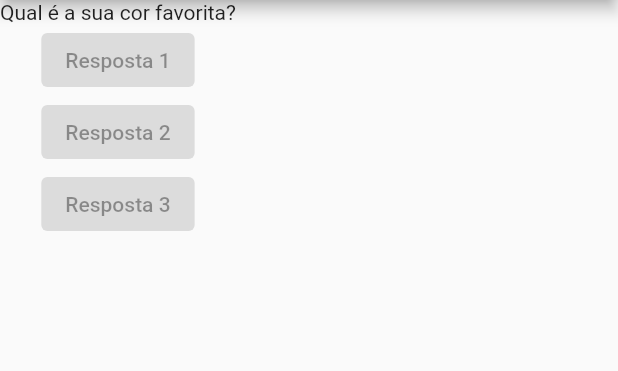
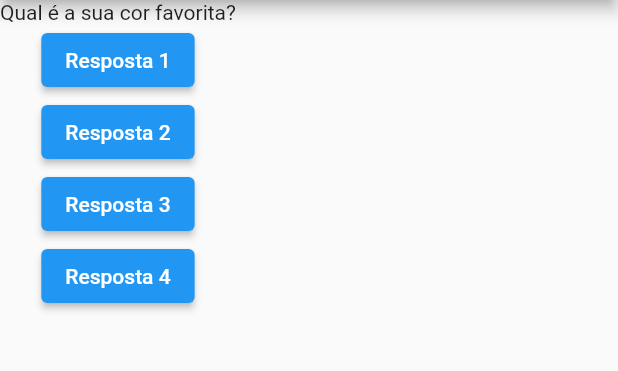
Before and after one commit to adejar12/flutter, a Flutter app: the screen it shows after launch, on a phone screen of 412 x 824 dp, the part 84-455 px from its top. Run offline on Flutter 3.47's test engine with Material 2 defaults, Android fonts, the phone set to English and light mode, and no system bars.

Commit message:
chore: exemplos de diferentres formas de invocar uma função no onPressed

```diff
--- a/projeto_perguntas/lib/main.dart
+++ b/projeto_perguntas/lib/main.dart
@@ -7,13 +7,17 @@ main() {
 }
 
 class PerguntaApp extends StatelessWidget {
-  final List<String> perguntas = [
-    'Qual é a sua cor favorita?',
-    'Qual é o seu animal favorito?'
-  ];
+  void responder() {
+    print('pergunta respondida!');
+  }
 
   @override
   Widget build(BuildContext context) {
+    final List<String> perguntas = [
+      'Qual é a sua cor favorita?',
+      'Qual é o seu animal favorito?'
+    ];
+
     return MaterialApp(
       home: Scaffold(
         appBar: AppBar(
@@ -22,9 +26,15 @@ class PerguntaApp extends StatelessWidget {
         body: Column(
           children: [
             Text(perguntas[0]),
-            ElevatedButton(onPressed: null, child: Text('Resposta 1')),
-            ElevatedButton(onPressed: null, child: Text('Resposta 2')),
-            ElevatedButton(onPressed: null, child: Text('Resposta 3'))
+            ElevatedButton(onPressed: responder, child: Text('Resposta 1')),
+            ElevatedButton(onPressed: responder, child: Text('Resposta 2')),
+            ElevatedButton(
+                onPressed: () {
+                  print('Resposta 3');
+                },
+                child: Text('Resposta 3')),
+            ElevatedButton(
+                onPressed: () => print('Resposta 4'), child: Text('Resposta 4'))
           ],
         ),
       ),
```
